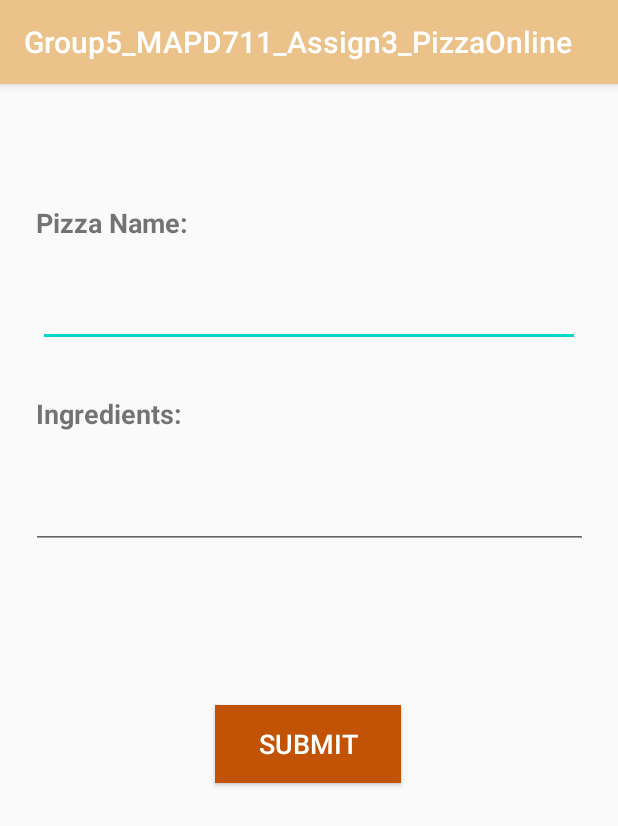
After one commit to jcarvalho92/Online-Purchasing-App, an Android app: the AddPizzaActivity screen opened directly, with no data from a screen before it, on a phone screen of 412 x 824 dp. The commit adds this screen. Shown: the top 826 px of the screen. Run offline under Robolectric (Android 15) with nearby library versions, the phone set to English and light mode, and no system bars.

Commit message:
added aditional features

```diff
--- a/Pizza/app/src/main/AndroidManifest.xml
+++ b/Pizza/app/src/main/AndroidManifest.xml
@@ -15,7 +15,8 @@
         android:roundIcon="@mipmap/ic_launcher_round"
         android:supportsRtl="true"
         android:theme="@style/AppTheme">
-        <activity android:name=".views.UpdateProfileActivity"></activity>
+        <activity android:name=".views.AddPizzaActivity"></activity>
+        <activity android:name=".views.UpdateProfileActivity" />
         <activity android:name=".views.UserLoginActivity">
             <intent-filter>
                 <action android:name="android.intent.action.MAIN" />
--- /dev/null
+++ b/Pizza/app/src/main/res/layout/activity_add_pizza.xml
@@ -0,0 +1,76 @@
+<?xml version="1.0" encoding="utf-8"?>
+<androidx.constraintlayout.widget.ConstraintLayout xmlns:android="http://schemas.android.com/apk/res/android"
+    xmlns:app="http://schemas.android.com/apk/res-auto"
+    xmlns:tools="http://schemas.android.com/tools"
+    android:layout_width="match_parent"
+    android:layout_height="match_parent"
+    tools:context=".views.AddPizzaActivity">
+
+
+    <TextView
+        android:id="@+id/pizzaTxt"
+        android:layout_width="179dp"
+        android:layout_height="25dp"
+        android:layout_marginTop="80dp"
+        android:text="Pizza Name: "
+        android:textSize="18dp"
+        android:textStyle="bold"
+        app:layout_constraintEnd_toEndOf="parent"
+        app:layout_constraintHorizontal_bias="0.103"
+        app:layout_constraintStart_toStartOf="parent"
+        app:layout_constraintTop_toTopOf="parent" />
+
+    <EditText
+        android:id="@+id/pizzaEdt"
+        android:layout_width="361dp"
+        android:layout_height="46dp"
+        android:layout_marginTop="24dp"
+        android:ems="10"
+        android:textSize="18dp"
+        android:textStyle="normal"
+        app:layout_constraintEnd_toEndOf="parent"
+        app:layout_constraintStart_toStartOf="parent"
+        app:layout_constraintTop_toBottomOf="@+id/pizzaTxt" />
+
+    <EditText
+        android:id="@+id/ingredientsEdt"
+        android:layout_width="371dp"
+        android:layout_height="66dp"
+        android:layout_marginTop="12dp"
+        android:ems="10"
+        android:singleLine="false"
+        android:textSize="18dp"
+        android:textStyle="normal"
+        app:layout_constraintEnd_toEndOf="parent"
+        app:layout_constraintStart_toStartOf="parent"
+        app:layout_constraintTop_toBottomOf="@+id/ingredientsTxt" />
+
+    <TextView
+        android:id="@+id/ingredientsTxt"
+        android:layout_width="wrap_content"
+        android:layout_height="wrap_content"
+        android:layout_marginTop="32dp"
+        android:text="Ingredients: "
+        android:textSize="18dp"
+        android:textStyle="bold"
+        app:layout_constraintEnd_toEndOf="parent"
+        app:layout_constraintHorizontal_bias="0.077"
+        app:layout_constraintStart_toStartOf="parent"
+        app:layout_constraintTop_toBottomOf="@+id/pizzaEdt" />
+
+    <Button
+        android:id="@+id/addPizzaBtn"
+        android:layout_width="124dp"
+        android:layout_height="52dp"
+        android:layout_marginTop="104dp"
+        android:background="@color/colorPrimaryDark"
+        android:text="Submit"
+        android:textAlignment="center"
+        android:textColor="#FFFFFF"
+        android:textSize="18sp"
+        app:layout_constraintEnd_toEndOf="parent"
+        app:layout_constraintHorizontal_bias="0.498"
+        app:layout_constraintStart_toStartOf="parent"
+        app:layout_constraintTop_toBottomOf="@+id/ingredientsEdt" />
+
+</androidx.constraintlayout.widget.ConstraintLayout>
```
Also changed, not shown: Pizza/app/src/main/java/com/example/group5_mapd711_assign2_pizzaonline/views/AddPizzaActivity.kt (added, +64 -0 lines), Pizza/app/src/main/java/com/example/group5_mapd711_assign2_pizzaonline/views/Admin_CustomerOrder_Edit.kt (+22 -0 lines), Pizza/app/src/main/java/com/example/group5_mapd711_assign2_pizzaonline/views/MainActivity.kt (+46 -4 lines), Pizza/app/src/main/java/com/example/group5_mapd711_assign2_pizzaonline/views/PizzaDetailsActivity.kt (+40 -0 lines), Pizza/app/src/main/res/menu/addpizza.xml (added, +14 -0 lines), 1 other file.
